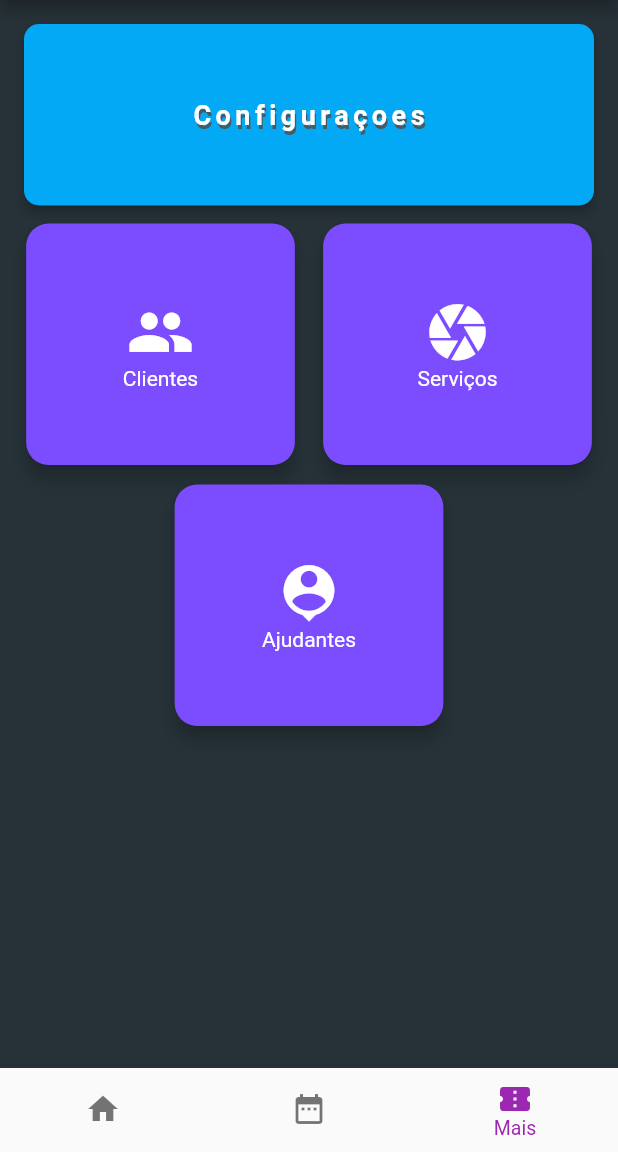
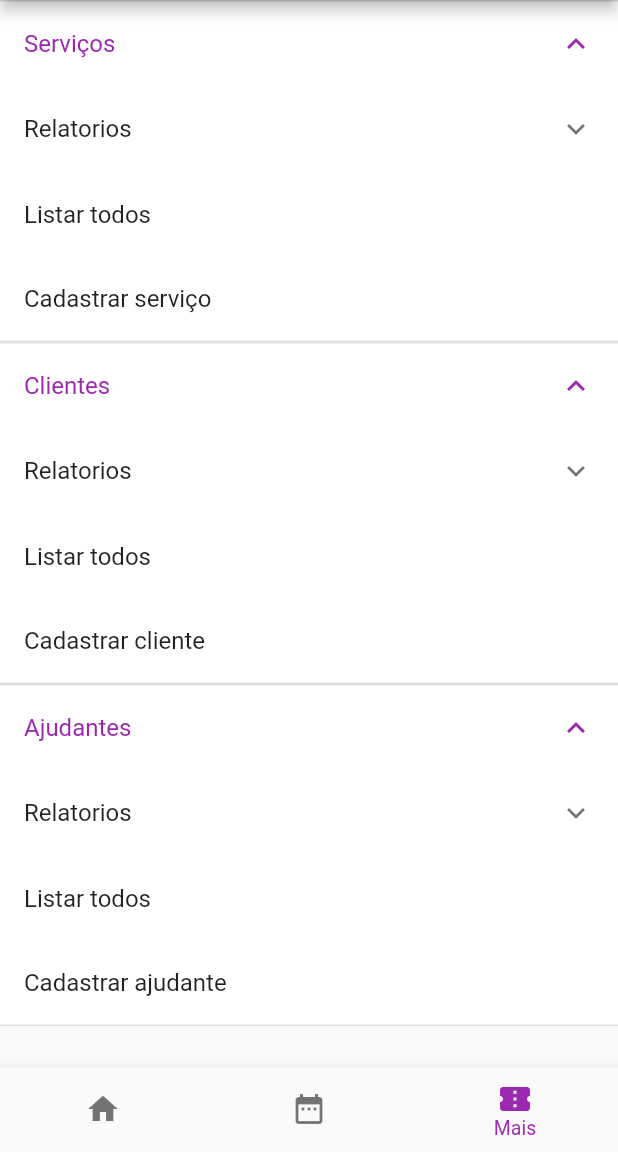
Before and after one commit to PedroHenriqueDevBR/Good-Looking, a Flutter app: the screen it shows after launch, item 3 of the bottom bar chosen, on a phone screen of 412 x 824 dp, the part 84-1236 px from its top. Run offline on Flutter 3.47's test engine with Material 2 defaults, Android fonts, the phone set to English and light mode, and no system bars; statements that could not run were skipped.

Commit message:
style: settings listing

```diff
--- a/lib/views/SettingsFragment.dart
+++ b/lib/views/SettingsFragment.dart
@@ -9,94 +9,108 @@ class SettingsFragment extends StatefulWidget {
 
 class _SettingsFragmentState extends State<SettingsFragment> {
 
-  Color _button_color = Colors.deepPurpleAccent;
-  EdgeInsets _button_padding = EdgeInsets.symmetric(vertical: 50, horizontal: 16);
-
   @override
   Widget build(BuildContext context) {
-    return Container(
-      color: Colors.blueGrey[900],
-          padding: EdgeInsets.all(8),
-          child: Column(
-            children: <Widget>[
-              Card(
-                elevation: 3,
-                shape: RoundedRectangleBorder(
-                  borderRadius: BorderRadius.circular(10)
-                ),
-                margin: EdgeInsets.all(8),
-                color: Colors.lightBlue,
-                child: Container(
-                  padding: _button_padding,
-                  width: MediaQuery.of(context).size.width,
-                  child: Center(
-                    widthFactor: MediaQuery.of(context).size.width,
-                    child: _text_default('Configuraçoes'),
-                  ),
-                ),
-              ),
-              Row(
-                mainAxisAlignment: MainAxisAlignment.spaceAround,
-                crossAxisAlignment: CrossAxisAlignment.center,
-                children: <Widget>[
-                  _card_config_default('Clientes', Icons.people),
-                  _card_config_default('Serviços', Icons.camera),
-                ],
-              ),
-              SizedBox(height: 5,),
-              Row(
-                mainAxisAlignment: MainAxisAlignment.spaceAround,
-                crossAxisAlignment: CrossAxisAlignment.center,
-                children: <Widget>[
-                  _card_config_default('Ajudantes', Icons.person_pin),
-                ],
-              ),
-            ],
-          ),
+    return ListView.builder(
+      itemCount: data.length,
+        itemBuilder: (context, index) => EntryItem(data[index]),
+
     );
   }
 
 
-  Card _card_config_default(String text, IconData icon) {
-    return Card(
-      elevation: 5,
-      shape: RoundedRectangleBorder(
-          borderRadius: BorderRadius.circular(15)
+
+}
+
+// One entry in the multilevel list displayed by this app.
+class Entry {
+  Entry(this.title, this.index, [this.children = const <Entry>[]]);
+
+  final bool index;
+  final String title;
+  final List<Entry> children;
+}
+
+// The entire multilevel list displayed by this app.
+final List<Entry> data = <Entry>[
+  Entry(
+    'Serviços',
+    true,
+    <Entry>[
+      Entry(
+          'Relatorios',
+          false,
+          <Entry>[
+            Entry('Serviço mais solicitado', false),
+          ]
       ),
-      color: _button_color,
-      child: Container(
-        width: MediaQuery.of(context).size.width / 2.3,
-        padding: _button_padding,
-        child: Column(
-          children: <Widget>[
-            Icon(
-              icon,
-              size: 45,
-              color: Colors.white,
-            ),
-            Text(
-              text,
-              style: TextStyle(
-                color: Colors.white,
-                fontSize: 14
-              ),
-            )
+      Entry('Listar todos', false),
+      Entry('Cadastrar serviço', false),
     ],
   ),
+  Entry(
+    'Clientes',
+    true,
+    <Entry>[
+      Entry(
+          'Relatorios',
+          false,
+          <Entry>[
+            Entry('Melhor cliente', false),
+            Entry('Pagamentos pendentes', false),
+          ]
       ),
+      Entry('Listar todos', false),
+      Entry('Cadastrar cliente', false),
+    ],
+  ),
+  Entry(
+    'Ajudantes',
+    true,
+    <Entry>[
+      Entry(
+          'Relatorios',
+          false,
+          <Entry>[
+            Entry('Ajudante do mes', false),
+          ]
+      ),
+      Entry('Listar todos', false),
+      Entry('Cadastrar ajudante', false),
+    ],
+  ),
+];
+
+// Displays one Entry. If the entry has children then it's displayed
+// with an ExpansionTile.
+class EntryItem extends StatelessWidget {
+  const EntryItem(this.entry);
+
+  final Entry entry;
+
+  Widget _buildTiles(Entry root) {
+    if (root.children.isEmpty) return ListTile(title: Text(root.title));
+    return ExpansionTile(
+      key: PageStorageKey<Entry>(root),
+      title: Text(root.title),
+      initiallyExpanded: root.index,
+      trailing: null,
+      backgroundColor: _backgroundSecondary(root),
+      children: root.children.map(_buildTiles).toList(),
     );
   }
 
-  Text _text_default(String text) {
-    return Text(
-      text,
-      style: TextStyle(
-        color: Colors.white,
-        fontSize: 18,
-        fontWeight: FontWeight.bold,
-        letterSpacing: 3,
-        shadows: [Shadow(color: Colors.blueGrey[700], offset: Offset(1, 3))],
-      ),
-    );
+  Color _backgroundSecondary(Entry root) {
+    if (root.index) {
+      return Colors.white;
+    } else {
+      return Colors.blueGrey[50];
     }
   }
+
+
+  @override
+  Widget build(BuildContext context) {
+    return _buildTiles(entry);
+  }
+}
```
Lines whose indentation alone changed are shown as unchanged.
